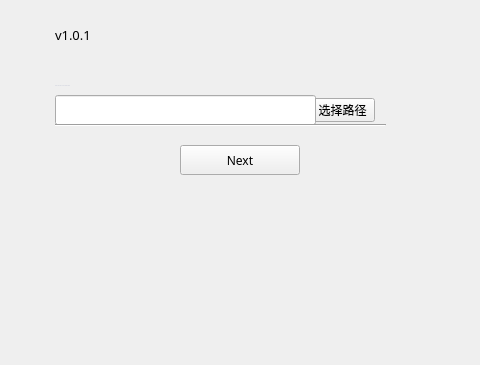
Old version of the form selectwalletpathwidget.ui in the repository HcashOrg/hx-indicator; both pictures show x 250 to 730 and y 215 to 580 of the 960 by 580 pixel window.
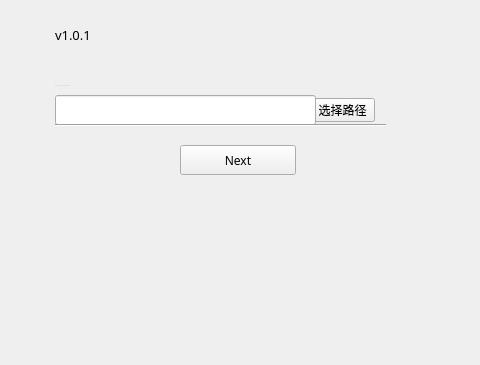
New version of the form.

Diff of the .ui file:
```diff
--- a/selectwalletpathwidget.ui
+++ b/selectwalletpathwidget.ui
@@ -116,7 +116,7 @@
     <rect>
      <x>430</x>
      <y>360</y>
-     <width>120</width>
+     <width>116</width>
      <height>30</height>
     </rect>
    </property>
```
